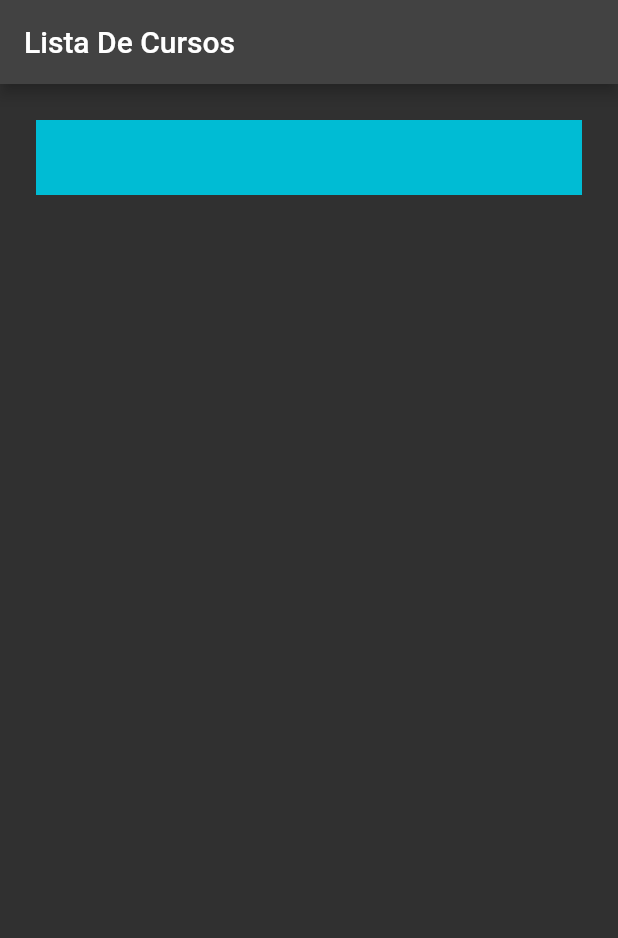
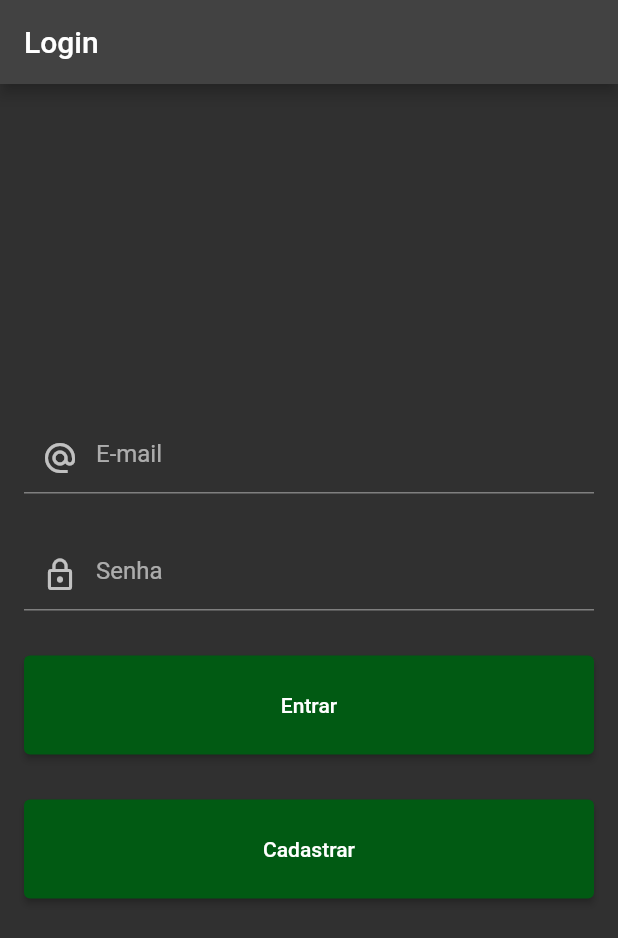
Before and after one commit to Gillian619/cronogramas_form, a Flutter app: the screen it shows after launch, on a phone screen of 412 x 824 dp. Shown: the top 938 px of the screen. Run offline on Flutter 3.47's test engine with Material 2 defaults, Android fonts, the phone set to English and light mode, and no system bars; our stand-ins replace fluttertoast.

Commit message:
06/07/2023

```diff
--- a/lib/main.dart
+++ b/lib/main.dart
@@ -1,4 +1,8 @@
-import 'package:cronograma_form/pagina.dart';
+import 'dart:math';
+
+import 'package:cronograma_form/telas/cadastro.dart';
+import 'package:cronograma_form/telas/login.dart';
+import 'package:cronograma_form/telas/pagina.dart';
 import 'package:flutter/material.dart';
 void main() {
   runApp(const Cadform());
@@ -13,9 +17,51 @@
     return MaterialApp(
       title: 'Cadastro De Curso',
       theme:
-          ThemeData(brightness: Brightness.dark, primarySwatch: Colors.indigo),
+          ThemeData(brightness: Brightness.dark, primarySwatch:generateMaterialColor(Palette.primary)),
       debugShowCheckedModeBanner: false,
-      home: const Pagina(),
+      home: const Login(),
+      routes: {
+        '/cadastro':(context) => const Home(),
+        '/pagina':(context) => const Pagina()
+      },
     );
   }
+  // Creates a custom color material theme based
+
+MaterialColor generateMaterialColor(Color color) {
+  return MaterialColor(color.value, {
+    50: tintColor(color, 0.9),
+    100: tintColor(color, 0.8),
+    200: tintColor(color, 0.6),
+    300: tintColor(color, 0.4),
+    400: tintColor(color, 0.2),
+    500: color,
+    600: shadeColor(color, 0.1),
+    700: shadeColor(color, 0.2),
+    800: shadeColor(color, 0.3),
+    900: shadeColor(color, 0.4),
+  });
 }
+
+int tintValue(int value, double factor) =>
+    max(0, min((value + ((255 - value) * factor)).round(), 255));
+
+Color tintColor(Color color, double factor) => Color.fromRGBO(
+    tintValue(color.red, factor),
+    tintValue(color.green, factor),
+    tintValue(color.blue, factor),
+    1);
+
+int shadeValue(int value, double factor) =>
+    max(0, min(value - (value * factor).round(), 255));
+
+Color shadeColor(Color color, double factor) => Color.fromRGBO(
+    shadeValue(color.red, factor),
+    shadeValue(color.green, factor),
+    shadeValue(color.blue, factor),
+    1);
+
+}class Palette {
+  // Your hexadecimal color code
+  static const Color primary = Color(0xFF015A13);
+}
--- a/lib/cadastro.dart
+++ b/lib/telas/cadastro.dart
@@ -1,4 +1,4 @@
-import 'package:cronograma_form/pagina.dart';
+import 'package:cronograma_form/telas/pagina.dart';
 import 'package:flutter/material.dart';
 import 'package:fluttertoast/fluttertoast.dart';
 
--- /dev/null
+++ b/lib/telas/login.dart
@@ -0,0 +1,82 @@
+
+import 'package:flutter/material.dart';
+
+class Login extends StatelessWidget {
+  const Login({Key? key}) : super(key: key);
+
+  @override
+  Widget build(BuildContext context) {
+    return Scaffold(
+      appBar: AppBar(
+        // leading: const Icon(Icons.account_circle),
+        // leadingWidth: 100,
+        title: const Text("Login"),
+      ),
+      body: Container(
+        padding: const EdgeInsets.all(16),
+
+        child: Center(
+          child: Column(
+            crossAxisAlignment: CrossAxisAlignment.stretch,
+            mainAxisAlignment: MainAxisAlignment.center,
+            children: [
+              Padding(
+                padding: const EdgeInsets.fromLTRB(0, 15, 0, 15),
+                child: TextFormField(
+                  keyboardType: TextInputType.emailAddress,
+                  decoration: const InputDecoration(
+                      hintText: "E-mail",
+                      prefixIcon: Icon(Icons.alternate_email)),
+                  validator: (value) {
+                    if (value!.length < 5) {
+                      return "Este e-mail parece curto demais";
+                    } else if (!value.contains("@")) {
+                      return "Este e-mail não é válido";
+                    }
+                  },
+                ),
+              ),
+              Padding(
+                padding: const EdgeInsets.fromLTRB(0, 15, 0, 15),
+                child: TextFormField(
+                  obscureText: true,
+                  decoration: const InputDecoration(
+                    hintText: "Senha",
+                    prefixIcon: Icon(Icons.lock_outline),
+                  ),
+                ),
+              ),
+              Padding(
+                padding: const EdgeInsets.fromLTRB(0, 15, 0, 15),
+                child: ElevatedButton(
+                  onPressed: () {
+                    // Navigator.pushNamed(context, '/home');
+                    Navigator.pushNamed(context, '/pagina');
+                  },
+                  style: ButtonStyle(
+                    padding: MaterialStateProperty.all(
+                        const EdgeInsets.only(top: 25, bottom: 25)),
+                  ),
+                  child: const Text("Entrar"),
+                ),
+              ),
+              Padding(
+                padding: const EdgeInsets.fromLTRB(0, 15, 0, 15),
+                child: ElevatedButton(
+                  onPressed: () {
+                    Navigator.pushNamed(context, '/cadastro');
+                  },
+                  style: ButtonStyle(
+                    padding: MaterialStateProperty.all(
+                        const EdgeInsets.only(top: 25, bottom: 25)),
+                  ),
+                  child: const Text("Cadastrar"),
+                ),
+              ),
+            ],
+          ),
+        ),
+      ),
+    );
+  }
+}
--- a/lib/pagina.dart
+++ b/lib/telas/pagina.dart
@@ -11,8 +11,6 @@
 
 class _PaginaState extends State<Pagina> {
   final List<String> _lista = [''];
-  final List<String> entries = <String>['A', 'B', 'C'];
-  final List<int> colorCodes = <int>[600, 500, 100];
 
   @override
   Widget build(BuildContext context) {
```
